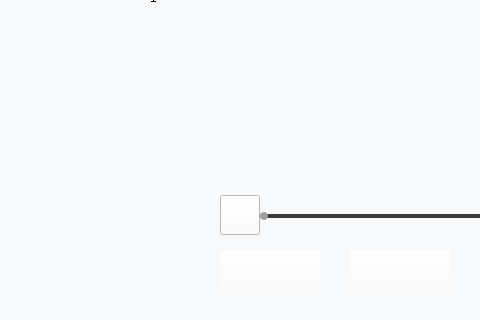
This is MusicVisualization/src/View/CreateVideos/CreateVideoWindow.ui in MohanChi/MusicVisualization as Qt 5 draws it before an edit; both pictures show x 160 to 640 and y 240 to 560 of the 1000 by 560 pixel window. The edited form follows.
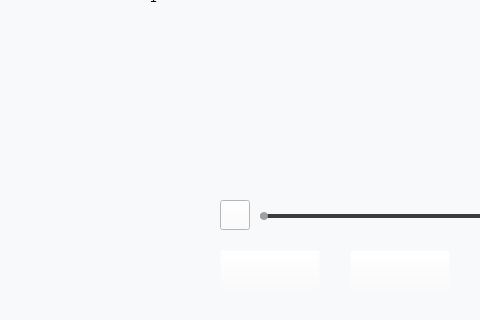
This is the edited form. Icons and pictures are not drawn. Custom widgets are drawn as their Qt base class.

Patch:
```diff
--- a/MusicVisualization/src/View/CreateVideos/CreateVideoWindow.ui
+++ b/MusicVisualization/src/View/CreateVideos/CreateVideoWindow.ui
@@ -757,9 +757,9 @@
     <property name="geometry">
      <rect>
       <x>380</x>
-      <y>435</y>
-      <width>40</width>
-      <height>40</height>
+      <y>440</y>
+      <width>30</width>
+      <height>30</height>
      </rect>
     </property>
     <property name="styleSheet">
@@ -770,8 +770,8 @@
     </property>
     <property name="iconSize">
      <size>
-      <width>40</width>
-      <height>40</height>
+      <width>30</width>
+      <height>30</height>
      </size>
     </property>
    </widget>
```
